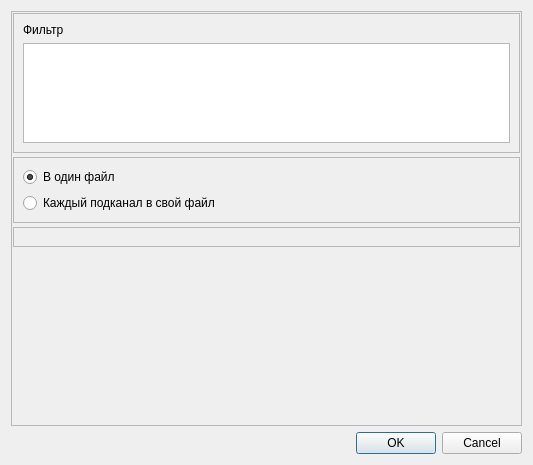
This is signal_export/signalexportdialog.ui in grigp/a-analyser as Qt 5 draws it before an edit. The edited form follows.
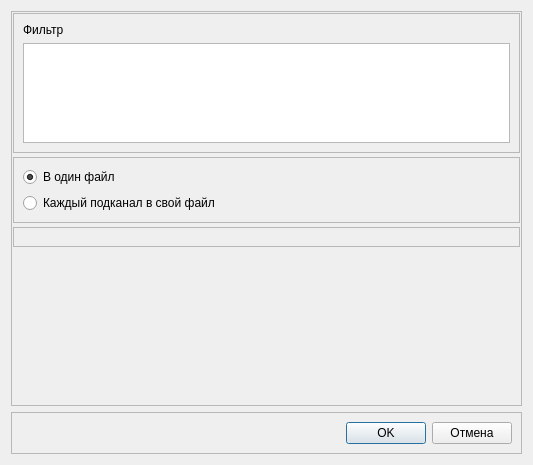
This is the edited form.

Commit message: Замена ButtonBar в диалоговых окнах

What changed in the file:
```diff
--- a/signal_export/signalexportdialog.ui
+++ b/signal_export/signalexportdialog.ui
@@ -139,13 +139,48 @@
     </widget>
    </item>
    <item>
-    <widget class="QDialogButtonBox" name="buttonBox">
-     <property name="orientation">
-      <enum>Qt::Horizontal</enum>
+    <widget class="QFrame" name="frModalButtons">
+     <property name="sizePolicy">
+      <sizepolicy hsizetype="Preferred" vsizetype="Fixed">
+       <horstretch>0</horstretch>
+       <verstretch>0</verstretch>
+      </sizepolicy>
      </property>
-     <property name="standardButtons">
-      <set>QDialogButtonBox::Cancel|QDialogButtonBox::Ok</set>
+     <property name="frameShape">
+      <enum>QFrame::StyledPanel</enum>
      </property>
+     <property name="frameShadow">
+      <enum>QFrame::Raised</enum>
+     </property>
+     <layout class="QHBoxLayout" name="horizontalLayout_10">
+      <item>
+       <spacer name="horizontalSpacer_5">
+        <property name="orientation">
+         <enum>Qt::Horizontal</enum>
+        </property>
+        <property name="sizeHint" stdset="0">
+         <size>
+          <width>40</width>
+          <height>20</height>
+         </size>
+        </property>
+       </spacer>
+      </item>
+      <item>
+       <widget class="QPushButton" name="btnOK">
+        <property name="text">
+         <string>OK</string>
+        </property>
+       </widget>
+      </item>
+      <item>
+       <widget class="QPushButton" name="btnCancel">
+        <property name="text">
+         <string>Отмена</string>
+        </property>
+       </widget>
+      </item>
+     </layout>
     </widget>
    </item>
   </layout>
```
Left out of the diff: 64 changed lines with no effect on the pictures. The commit also changes 19 other files.
